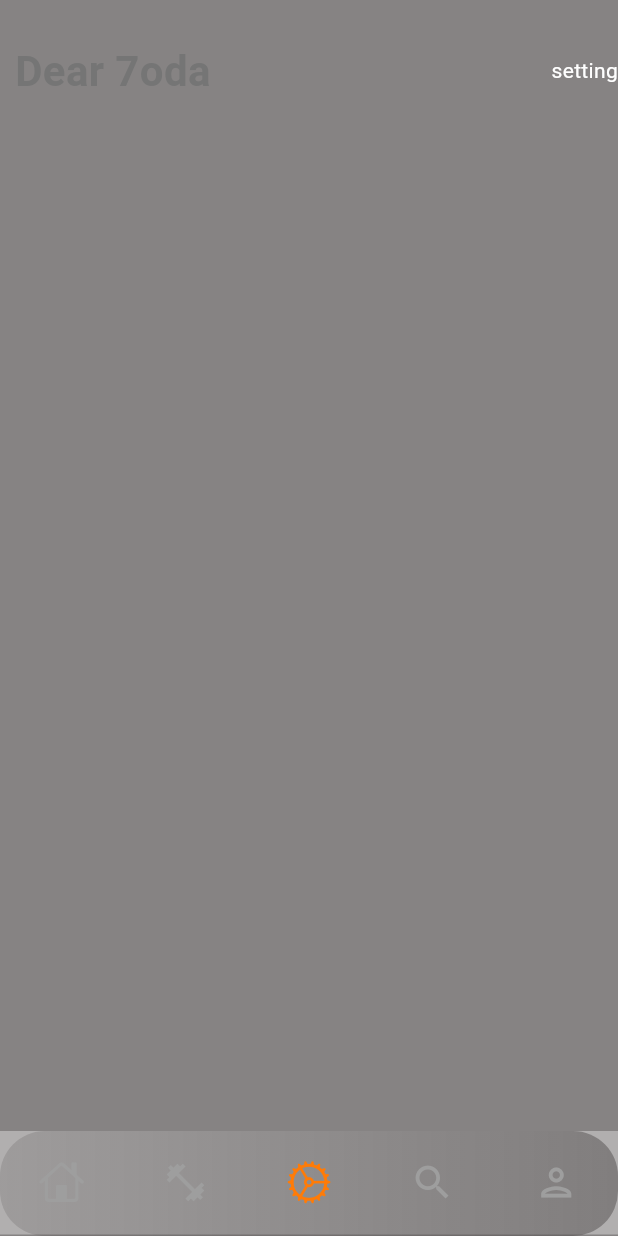
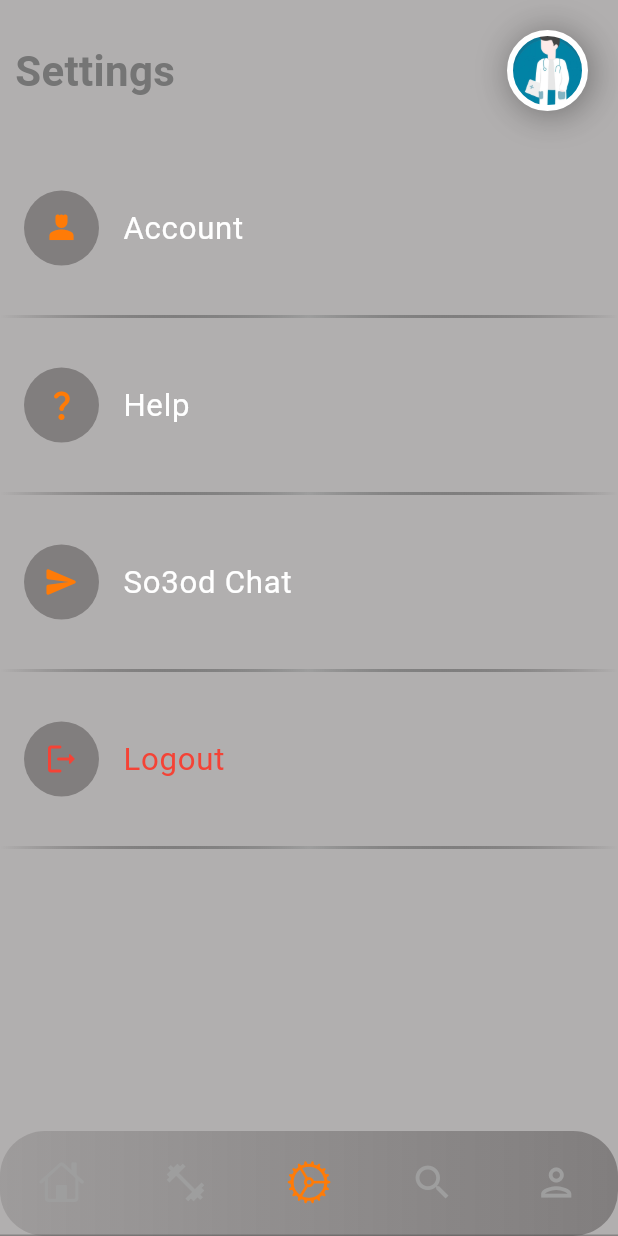
Before and after one commit to mahmoud-hagag/graduate, a Flutter app: the screen it shows after launch, item 3 of the bottom bar chosen, on a phone screen of 412 x 824 dp. Run offline on Flutter 3.47's test engine with Material 3 defaults, Android fonts, the light colour scheme and no system bars; our stand-ins replace animated_splash_screen, awesome_dialog, lottie, page_transition.

Commit message:
Update user photo color and add user photo to profile, search, and setting screens
* user\_photo.dart: update the background color of the user photo
* profile.dart: add UserPhoto widget to the right side of the header
* search.dart: replace the right side text with UserPhoto widget in the header
* setting.dart: add UserPhoto widget to the right side of the header and update the layout of the settings menu.

```diff
--- /dev/null
+++ b/lib/components/setting_menu.dart
@@ -0,0 +1,41 @@
+// ignore_for_file: file_names
+
+import 'package:flutter/material.dart';
+import 'package:graduate/constants/colors.dart';
+
+class SettingMenuWidget extends StatelessWidget {
+  const SettingMenuWidget({
+    super.key,
+    required this.title,
+    required this.icon,
+    required this.onPress,
+    this.textColor, this.iconColor,
+  });
+
+  final String title;
+  final IconData icon;
+  final VoidCallback onPress;
+  final Color? textColor;
+  final Color? iconColor;
+
+  @override
+  Widget build(BuildContext context) {
+    return ListTile(
+      onTap: onPress,
+      leading: Container(
+        width: 50,
+        height: 50,
+        decoration: BoxDecoration(
+          borderRadius: BorderRadius.circular(200),
+          color: backGround.withOpacity(0.5),
+        ),
+        child: Icon(icon, color:iconColor?? baseColor),
+      ),
+      title: Text(
+        title,
+        style: Theme.of(context).textTheme.bodyLarge?.apply(color: textColor),
+        textScaler: const TextScaler.linear(1.3),
+      ),
+    );
+  }
+}
--- a/lib/components/user_photo.dart
+++ b/lib/components/user_photo.dart
@@ -20,7 +20,7 @@ class UserPhoto extends StatelessWidget {
         borderRadius: const BorderRadius.all(
           Radius.circular(360),
         ),
-        color: Colors.redAccent,
+        color: const Color.fromARGB(255, 11, 119, 151),
         boxShadow: const [
           BoxShadow(
             color: Colors.black38,
--- a/lib/screens/doctors/setting.dart
+++ b/lib/screens/doctors/setting.dart
@@ -1,19 +1,112 @@
 import 'package:flutter/material.dart';
 import 'package:graduate/components/header.dart';
+import 'package:graduate/components/setting_menu.dart';
+import 'package:graduate/components/user_photo.dart';
+import 'package:graduate/screens/doctors/helps.dart';
 
 class Setting extends StatelessWidget {
   const Setting({super.key});
 
   @override
   Widget build(BuildContext context) {
-     return Scaffold(
+    return Scaffold(
+      backgroundColor: Colors.transparent,
       body: SingleChildScrollView(
         child: SafeArea(
           child: Container(
             padding: const EdgeInsets.only(top: 20.0),
-            child: const Column(
+            child: Column(
               children: [
-                Header('Dear 7oda', rightSide: Text('setting'))
+                const Header(
+                  'Settings',
+                  rightSide: UserPhoto(),
+                ),
+                const SizedBox(
+                  height: 50,
+                ),
+                SettingMenuWidget(
+                  title: "Account",
+                  icon: Icons.person_4,
+                  onPress: () {},
+                ),
+                const SizedBox(
+                  height: 30,
+                ),
+                Container(
+                  height: 2,
+                  decoration: BoxDecoration(
+                      gradient: LinearGradient(colors: [
+                    Colors.transparent,
+                    Colors.grey.shade500,
+                    Colors.transparent,
+                  ])),
+                ),
+                const SizedBox(
+                  height: 30,
+                ),
+                SettingMenuWidget(
+                  title: "Help",
+                  icon: Icons.question_mark_rounded,
+                  onPress: () {
+                    Navigator.of(context).push(MaterialPageRoute(
+                      builder: (context) => const Helps(),
+                    ));
+                  },
+                ),
+                const SizedBox(
+                  height: 30,
+                ),
+                Container(
+                  height: 2,
+                  decoration: BoxDecoration(
+                      gradient: LinearGradient(colors: [
+                    Colors.transparent,
+                    Colors.grey.shade500,
+                    Colors.transparent,
+                  ])),
+                ),
+                const SizedBox(
+                  height: 30,
+                ),
+                SettingMenuWidget(
+                  title: "So3od Chat",
+                  icon: Icons.send_rounded,
+                  onPress: () {},
+                ),
+                const SizedBox(
+                  height: 30,
+                ),
+                Container(
+                  height: 2,
+                  decoration: BoxDecoration(
+                      gradient: LinearGradient(colors: [
+                    Colors.transparent,
+                    Colors.grey.shade500,
+                    Colors.transparent,
+                  ])),
+                ),
+                const SizedBox(
+                  height: 30,
+                ),
+                SettingMenuWidget(
+                  title: "Logout",
+                  icon: Icons.logout_rounded,
+                  onPress: () {},
+                  textColor: Colors.red,
+                  iconColor: Colors.red,
+                ),
+                const SizedBox(
+                  height: 30,
+                ),
+                Container(
+                  height: 2,
+                  decoration: BoxDecoration(
+                      gradient: LinearGradient(colors: [
+                    Colors.transparent,
+                    Colors.grey.shade500,
+                    Colors.transparent,
+                  ])),
+                ),
               ],
             ),
           ),
```
Also changed, not shown: lib/screens/doctors/helps.dart (added, +47 -0 lines), lib/screens/doctors/profile.dart (+40 -4 lines), lib/screens/doctors/search.dart (+19 -3 lines).
